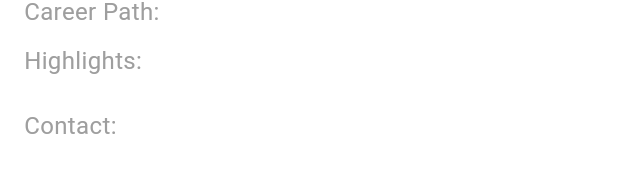
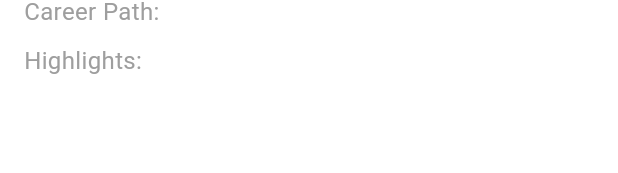
Before and after one commit to Rvaibhavv/medicalapp-flutter, a Flutter app: the DoctorInfoBottomSheet widget shown alone on an empty page, opened directly with empty values, on a phone screen of 412 x 824 dp. Shown: the part 165-338 px from the top of the screen. Run offline on Flutter 3.47's test engine with Material 3 defaults, Android fonts, the phone set to English and light mode, and no system bars; our stand-ins replace firebase_auth, firebase_core; missing offline and left inert: razorpay_flutter; accounts and stored records are empty; network calls fail; Roboto replaces fonts that are missing (Poppins).

Commit message:
minor changes

```diff
--- a/swasthya/lib/screens/appointmentpage/doctorbottom.dart
+++ b/swasthya/lib/screens/appointmentpage/doctorbottom.dart
@@ -49,11 +49,7 @@ class DoctorInfoBottomSheet extends StatelessWidget {
             color: Colors.grey),
           ),
           const SizedBox(height: 20),
-          Text(
-            "Contact: ${doctor['contact']}",
-            style: const TextStyle(fontSize: 16,
-            color: Colors.grey),
-          ),
+
         ],
       ),
     );
--- a/swasthya/lib/screens/appointmentpage/paymentgateway.dart
+++ b/swasthya/lib/screens/appointmentpage/paymentgateway.dart
@@ -145,7 +145,7 @@ class _PaymentgatewayState extends State<Paymentgateway> {
         child: Column(
           crossAxisAlignment: CrossAxisAlignment.start,
           children: [
-            CustomNavBar(title: "Payment"),
+            const CustomNavBar(title: "Payment"),
             const SizedBox(height: 10),
             // Booking Summary
             _buildSummarySection(formattedDate),
--- a/swasthya/lib/screens/authentication/choose.dart
+++ b/swasthya/lib/screens/authentication/choose.dart
@@ -126,7 +126,7 @@ class _ChooseState extends State<Choose> {
                           context,
                           MaterialPageRoute(
                               builder: (context) =>
-                                  TermsPage()), // Your home screen widget
+                                  const TermsPage()), // Your home screen widget
                         );
                       },
                       child: const Text(
@@ -156,7 +156,7 @@ class _ChooseState extends State<Choose> {
                           context,
                           MaterialPageRoute(
                               builder: (context) =>
-                                  PrivacyPolicyPage()), // Your home screen widget
+                                  const PrivacyPolicyPage()), // Your home screen widget
                         );
                       },
                       child: const Text(
```
Also changed, not shown: swasthya/lib/settings/settings.dart (deleted, +0 -17 lines).
